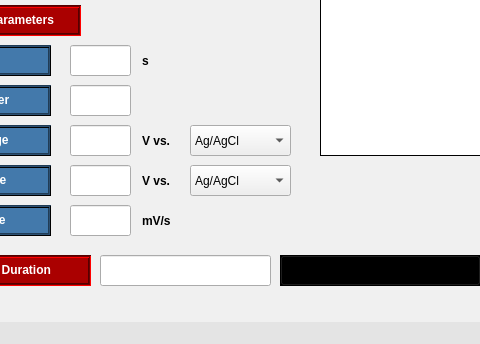
Above: GUI/designer_files/LSV.ui from juami/pytentiostat before the change; both pictures show x 120 to 600 and y 175 to 519 of the 800 by 519 pixel window. Below: the same form after it.
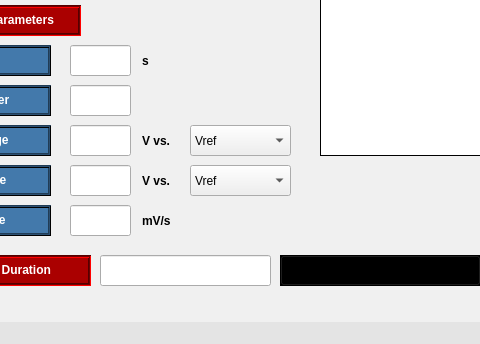
That is the form after the change. Icons and pictures are not drawn.

Commit message: Update LSV ui to reflect vref changes

What changed in the file:
```diff
--- a/GUI/designer_files/LSV.ui
+++ b/GUI/designer_files/LSV.ui
@@ -8259,14 +8259,14 @@
      <bool>false</bool>
     </property>
     <property name="currentText">
-     <string>Ag/AgCl</string>
+     <string>Vref</string>
     </property>
     <property name="insertPolicy">
      <enum>QComboBox::InsertAtBottom</enum>
     </property>
     <item>
      <property name="text">
-      <string>Ag/AgCl</string>
+      <string>Vref</string>
      </property>
     </item>
     <item>
@@ -8294,14 +8294,14 @@
      <bool>false</bool>
     </property>
     <property name="currentText">
-     <string>Ag/AgCl</string>
+     <string>Vref</string>
     </property>
     <property name="insertPolicy">
      <enum>QComboBox::InsertAtBottom</enum>
     </property>
     <item>
      <property name="text">
-      <string>Ag/AgCl</string>
+      <string>Vref</string>
      </property>
     </item>
     <item>
```
Left out of the diff: 4 changed lines with no effect on the pictures.
